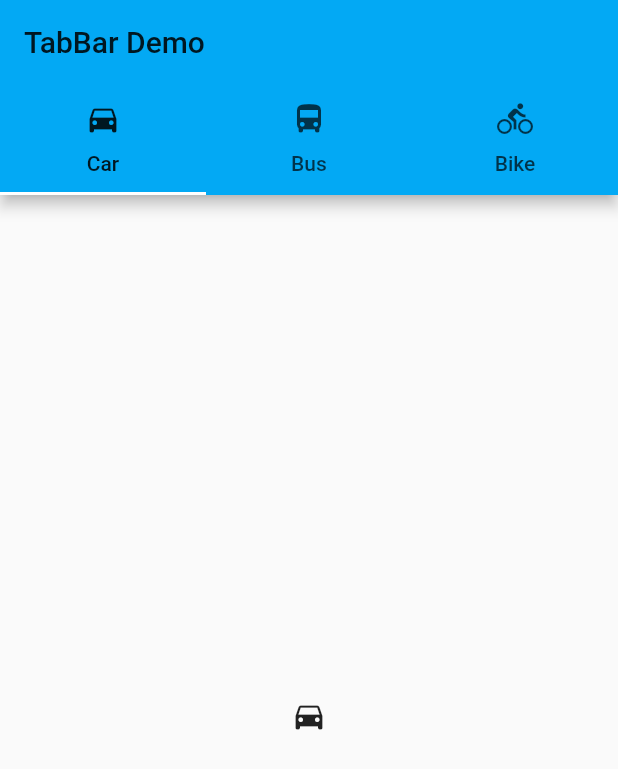
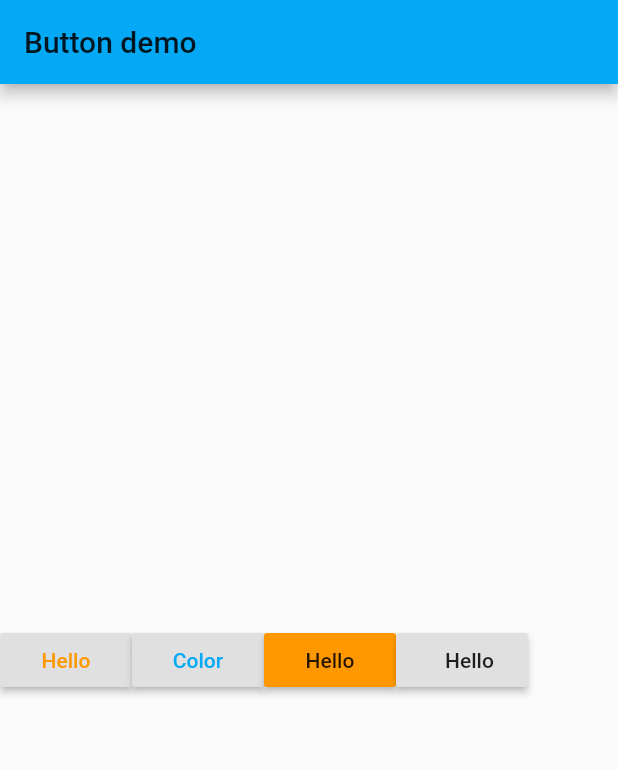
Before and after one commit to mojiajuzi/flutter-example, a Flutter app: the screen it shows after launch, on a phone screen of 412 x 824 dp. Shown: the top 769 px of the screen. Run offline on Flutter 3.47's test engine with Material 2 defaults, Android fonts, the phone set to English and light mode, and no system bars.

Commit message:
raised button

```diff
--- /dev/null
+++ b/lib/button_page.dart
@@ -0,0 +1,47 @@
+import 'package:flutter/material.dart';
+
+class MyButton extends StatefulWidget {
+  @override
+  _MyButtonState createState() => new _MyButtonState();
+}
+
+class _MyButtonState extends State<MyButton> {
+  @override
+  Widget build(BuildContext context) {
+    return new Scaffold(
+      appBar: new AppBar(
+        title: Text('Button demo'),
+      ),
+      body: Center(
+        child: Row(
+          children: <Widget>[
+            RaisedButton(
+              onPressed: () {},
+              child: Text('Hello'),
+              textColor: Colors.orange,
+            ),
+            RaisedButton(
+              onPressed: () {},
+              child: Text('Color'),
+              textTheme: ButtonTextTheme.accent,
+            ),
+            RaisedButton(
+              onPressed: () {},
+              child: Text('Hello'),
+              color: Colors.orange,
+              elevation: 2.0,
+              highlightElevation: 8.0,
+            ),
+            RaisedButton(
+              onPressed: () {},
+              child: Text('Hello'),
+              padding: const EdgeInsets.only(
+                left: 10.0,
+              ),
+            ),
+          ],
+        ),
+      ),
+    );
+  }
+}
--- a/lib/main.dart
+++ b/lib/main.dart
@@ -1,5 +1,5 @@
 import 'package:flutter/material.dart';
-import 'tabbar_page.dart';
+import 'button_page.dart';
 
 void main() => runApp(new Demo());
 
@@ -9,6 +9,6 @@ class Demo extends StatelessWidget {
     return MaterialApp(
         title: 'Kodeversitas',
         theme: ThemeData(primarySwatch: Colors.lightBlue),
-        home: MyTabBar());
+        home: MyButton());
   }
 }
```
